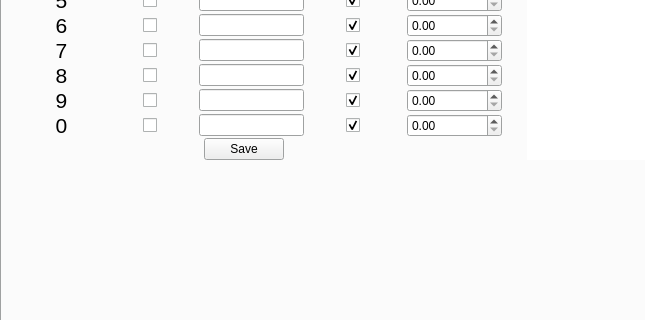
The window that accusleepy/gui/primary_window.ui (zekebarger/AccuSleePy) describes before a commit, drawn with Qt 5; both pictures show x 0 to 645 and y 182 to 502 of the 1034 by 660 pixel window.
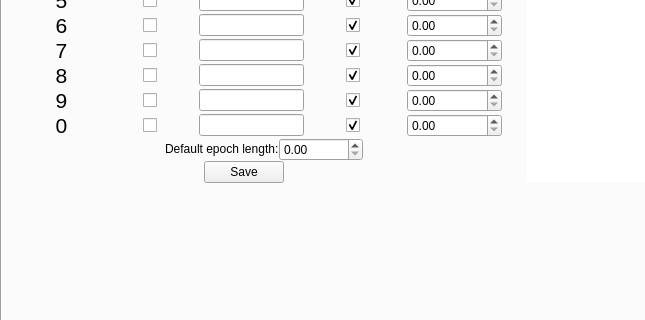
The same window after the commit. The open tabs and pages were chosen to show the change. Icons and pictures are not drawn.

Commit message:
Add controls in settings tab for default epoch length (#28)
* let user set default epoch length

* version bump

```diff
--- a/accusleepy/gui/primary_window.ui
+++ b/accusleepy/gui/primary_window.ui
@@ -1465,7 +1465,7 @@
            </layout>
           </item>
           <item row="0" column="0">
-           <layout class="QVBoxLayout" name="verticalLayout_6" stretch="2,0,2,2,2,2,2,2,2,2,2,3">
+           <layout class="QVBoxLayout" name="verticalLayout_6" stretch="2,2,2,2,2,2,2,2,2,2,2,2,3">
             <item>
              <layout class="QHBoxLayout" name="horizontalLayout_3" stretch="3,3,4,3,4">
               <property name="spacing">
@@ -3446,6 +3446,75 @@
               </item>
              </layout>
             </item>
+            <item>
+             <layout class="QHBoxLayout" name="default_epoch_layout">
+              <item>
+               <spacer name="horizontalSpacer_71">
+                <property name="orientation">
+                 <enum>Qt::Orientation::Horizontal</enum>
+                </property>
+                <property name="sizeType">
+                 <enum>QSizePolicy::Policy::Preferred</enum>
+                </property>
+                <property name="sizeHint" stdset="0">
+                 <size>
+                  <width>10</width>
+                  <height>10</height>
+                 </size>
+                </property>
+               </spacer>
+              </item>
+              <item>
+               <layout class="QHBoxLayout" name="horizontalLayout_60">
+                <item>
+                 <widget class="QLabel" name="label_17">
+                  <property name="sizePolicy">
+                   <sizepolicy hsizetype="Fixed" vsizetype="Fixed">
+                    <horstretch>0</horstretch>
+                    <verstretch>0</verstretch>
+                   </sizepolicy>
+                  </property>
+                  <property name="text">
+                   <string>Default epoch length:</string>
+                  </property>
+                 </widget>
+                </item>
+                <item>
+                 <widget class="QDoubleSpinBox" name="default_epoch_input">
+                  <property name="sizePolicy">
+                   <sizepolicy hsizetype="Fixed" vsizetype="Fixed">
+                    <horstretch>0</horstretch>
+                    <verstretch>0</verstretch>
+                   </sizepolicy>
+                  </property>
+                  <property name="maximum">
+                   <double>100000.000000000000000</double>
+                  </property>
+                  <property name="singleStep">
+                   <double>0.500000000000000</double>
+                  </property>
+                 </widget>
+                </item>
+               </layout>
+              </item>
+              <item>
+               <spacer name="horizontalSpacer_70">
+                <property name="orientation">
+                 <enum>Qt::Orientation::Horizontal</enum>
+                </property>
+                <property name="sizeType">
+                 <enum>QSizePolicy::Policy::Preferred</enum>
+                </property>
+                <property name="sizeHint" stdset="0">
+                 <size>
+                  <width>10</width>
+                  <height>10</height>
+                 </size>
+                </property>
+               </spacer>
+              </item>
+             </layout>
+            </item>
             <item>
              <layout class="QHBoxLayout" name="horizontalLayout_18" stretch="6,1,7">
               <property name="spacing">
```
Left out of the diff: 9 changed lines with no effect on the pictures. The commit also changes 7 other files.
